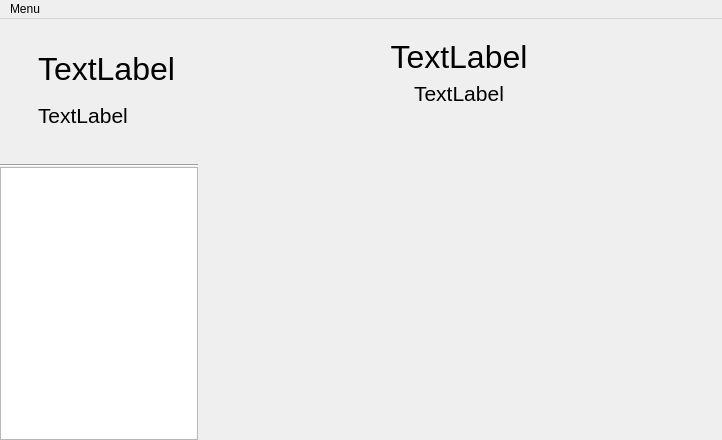
Above: mainwindow.ui from community-ssu/clock-ui before the change. Below: the same form after it.
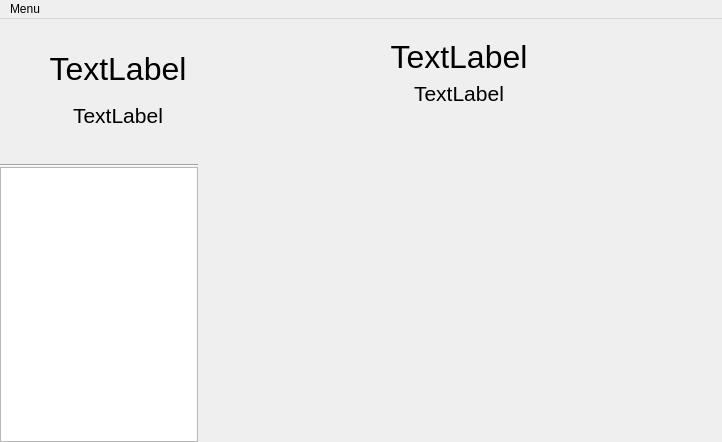
That is the form after the change. Custom widgets are drawn as their Qt base class.

Commit message: Centering of time in portrait Fixed language of alarmdate in main screen

The edit to the form file:
```diff
--- a/mainwindow.ui
+++ b/mainwindow.ui
@@ -7,7 +7,7 @@
     <x>0</x>
     <y>0</y>
     <width>722</width>
-    <height>440</height>
+    <height>442</height>
    </rect>
   </property>
   <property name="windowTitle">
@@ -363,7 +363,7 @@
              <string>TextLabel</string>
             </property>
             <property name="alignment">
-             <set>Qt::AlignLeading|Qt::AlignLeft|Qt::AlignVCenter</set>
+             <set>Qt::AlignCenter</set>
             </property>
            </widget>
           </item>
@@ -397,7 +397,7 @@
              <string>TextLabel</string>
             </property>
             <property name="alignment">
-             <set>Qt::AlignLeading|Qt::AlignLeft|Qt::AlignVCenter</set>
+             <set>Qt::AlignCenter</set>
             </property>
            </widget>
           </item>
```
Left out of the diff: 8 changed lines with no effect on the pictures. The commit also changes 5 other files.
